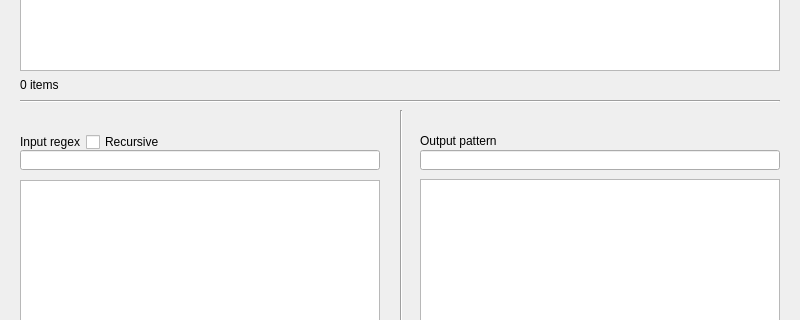
Qt form src/mvrgx/gui/asset/main.ui (svioletg/mvrgx) before a commit; both pictures show x 0 to 800 and y 110 to 430 of the 800 by 600 pixel window.
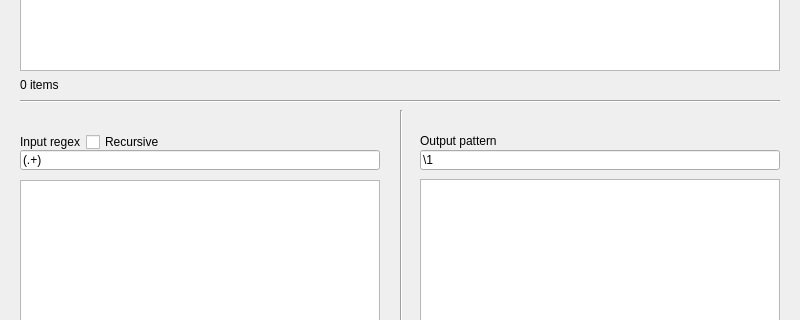
The same form after that commit. Icons and pictures are not drawn.

```diff
--- a/src/mvrgx/gui/asset/main.ui
+++ b/src/mvrgx/gui/asset/main.ui
@@ -107,6 +107,12 @@
       <height>20</height>
      </rect>
     </property>
+    <property name="text">
+     <string notr="true">(.+)</string>
+    </property>
+    <property name="placeholderText">
+     <string notr="true"/>
+    </property>
    </widget>
    <widget class="QLineEdit" name="lineEditOutputPattern">
     <property name="geometry">
@@ -117,6 +123,15 @@
       <height>20</height>
      </rect>
     </property>
+    <property name="text">
+     <string>\1</string>
+    </property>
+    <property name="placeholderText">
+     <string/>
+    </property>
+    <property name="inputValid" stdset="0">
+     <bool>true</bool>
+    </property>
    </widget>
    <widget class="QPushButton" name="pushButtonRenameFiles">
     <property name="enabled">
```
Left out of the diff: 3 changed lines with no effect on the pictures.
